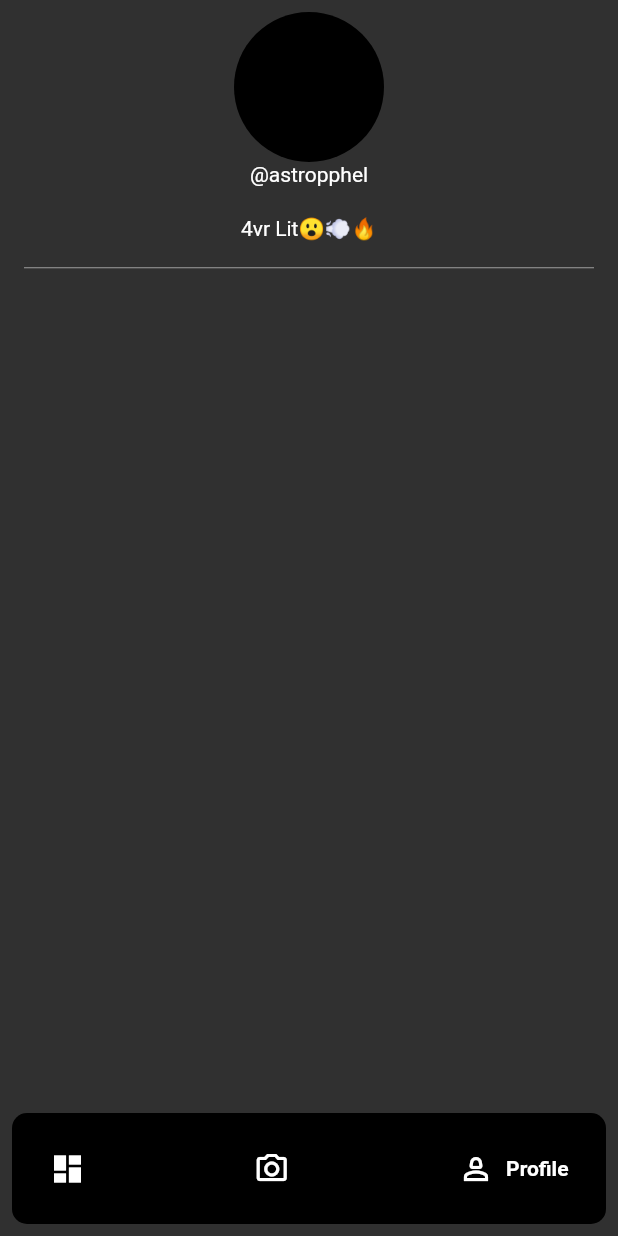
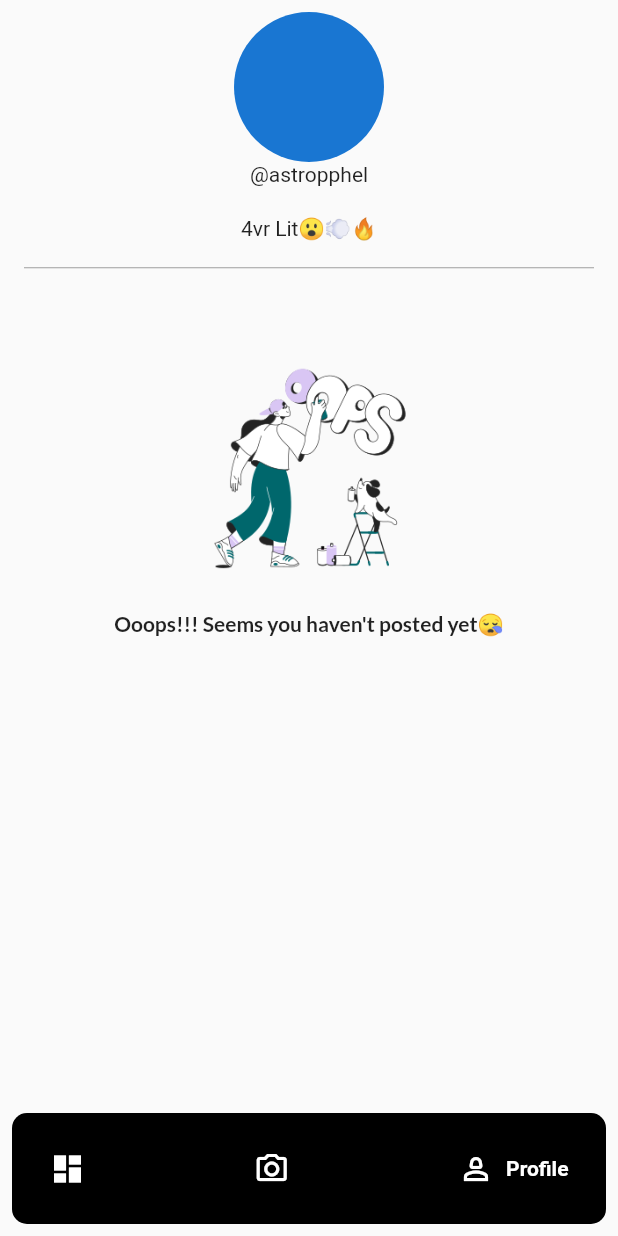
Before and after one commit to johnomeyo/postHub, a Flutter app: the screen it shows after launch, item 3 of the bottom bar chosen, on a phone screen of 412 x 824 dp. Run offline on Flutter 3.47's test engine with Material 2 defaults, Android fonts, the phone set to English and light mode, and no system bars; drawn by our look-alikes of google_nav_bar; our stand-ins replace google_fonts; network calls fail.

Commit message:
profile page ui complete

```diff
--- a/lib/main.dart
+++ b/lib/main.dart
@@ -14,7 +14,7 @@ class MyApp extends StatelessWidget {
   Widget build(BuildContext context) {
     return MaterialApp(
       debugShowCheckedModeBanner: false,
-      theme: ThemeData.dark(),
+      theme: ThemeData.light(),
       home: const Home(),
     );
   }
--- a/lib/pages/profile.dart
+++ b/lib/pages/profile.dart
@@ -1,4 +1,5 @@
 import 'package:flutter/material.dart';
+import 'package:google_fonts/google_fonts.dart';
 
 class Profile extends StatefulWidget {
   const Profile({super.key});
@@ -36,16 +37,40 @@ class _ProfileState extends State<Profile> {
                   color: Colors.grey.shade500,
                 ),
               ),
+              if (images.isNotEmpty)
                 Expanded(
                   child: GridView.builder(
                       itemCount: images.length,
                       gridDelegate:
                           const SliverGridDelegateWithFixedCrossAxisCount(
-                            crossAxisCount: 2),
+                              crossAxisCount: 2,
+                              crossAxisSpacing: 10,
+                              mainAxisSpacing: 10),
                       itemBuilder: (context, index) => Container(
                             height: 100,
+                            decoration: BoxDecoration(
                                 color: Colors.orange,
+                                borderRadius: BorderRadius.circular(10)),
                           )),
+                )
+              else
+                Column(
+                  children: [
+                    const SizedBox(
+                      height: 50,
+                    ),
+                    Image.asset(
+                      "assets/oops.png",
+                      height: 150,
+                    ),
+                    const SizedBox(
+                      height: 20,
+                    ),
+                    Text(
+                      "Ooops!!! Seems you haven't posted yet😪",
+                      style: GoogleFonts.lato(fontWeight: FontWeight.bold),
+                    )
+                  ],
                 )
             ],
           ),
```
Also changed, not shown: assets/oops.png (added), 1 other file. Lines whose indentation alone changed are shown as unchanged.
